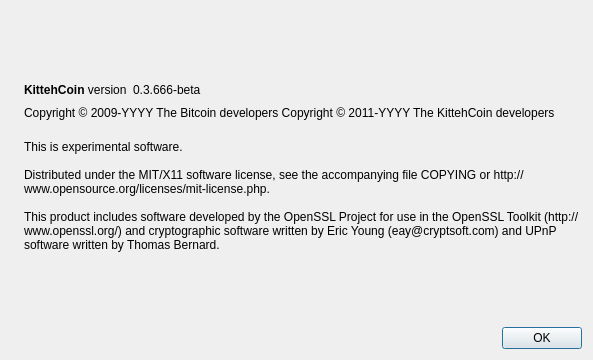
Qt form src/qt/forms/aboutdialog.ui (kittehcoin/kittehcoin) before a commit.
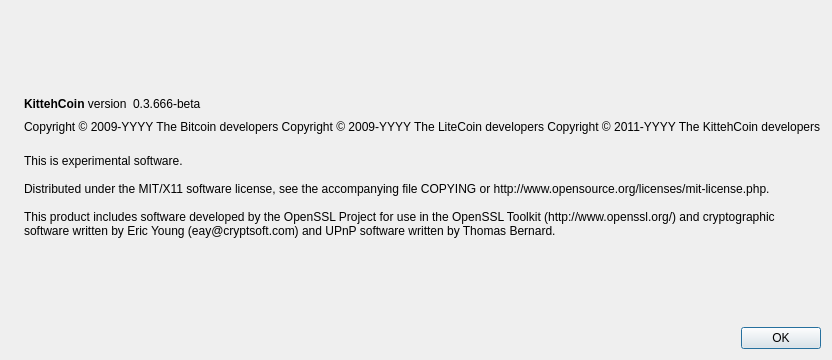
The same form after that commit. Icons and pictures are not drawn.

Commit message:
Wallet updates. Copyrights and Website under help
- Correct Copyrights to include Litecoin Devs + Year fix
- Website added to help menu

```diff
--- a/src/qt/forms/aboutdialog.ui
+++ b/src/qt/forms/aboutdialog.ui
@@ -92,6 +92,7 @@
        </property>
        <property name="text">
         <string notr="true">Copyright &amp;copy; 2009-YYYY The Bitcoin developers
+        Copyright &amp;copy; 2009-YYYY The LiteCoin developers
 Copyright &amp;copy; 2011-YYYY The KittehCoin developers</string>
        </property>
        <property name="textFormat">
```
The commit also changes 3 other files.
